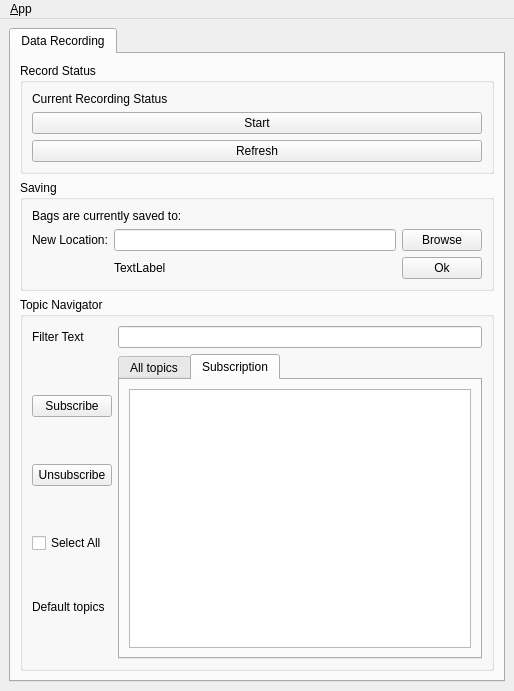
Above: ui/main_window.ui from FSC-Lab/ros_logger_gui before the change. Below: the same form after it.
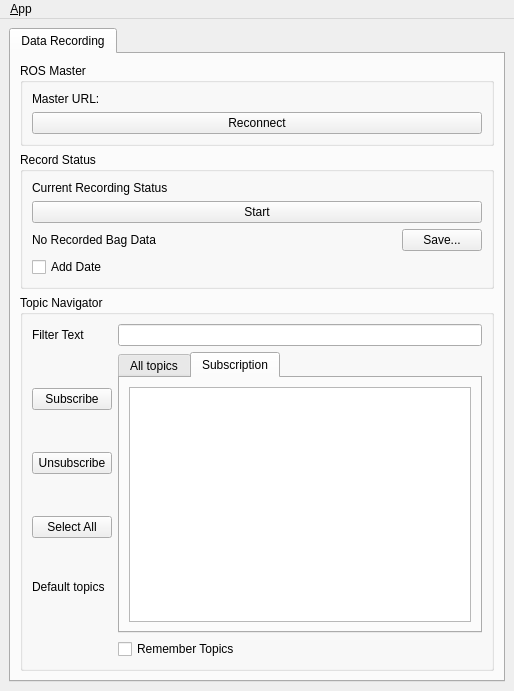
That is the form after the change. Icons and pictures are not drawn.

What changed in the file:
```diff
--- a/ui/main_window.ui
+++ b/ui/main_window.ui
@@ -41,6 +41,35 @@
         <string>Data Recording</string>
        </attribute>
        <layout class="QVBoxLayout" name="verticalLayout_2">
+        <item>
+         <widget class="QGroupBox" name="groupBox_2">
+          <property name="title">
+           <string>ROS Master</string>
+          </property>
+          <layout class="QGridLayout" name="gridLayout_9">
+           <item row="0" column="0">
+            <widget class="QLabel" name="label_master_url">
+             <property name="sizePolicy">
+              <sizepolicy hsizetype="Minimum" vsizetype="Maximum">
+               <horstretch>0</horstretch>
+               <verstretch>0</verstretch>
+              </sizepolicy>
+             </property>
+             <property name="text">
+              <string>Master URL:</string>
+             </property>
+            </widget>
+           </item>
+           <item row="1" column="0">
+            <widget class="QPushButton" name="button_reconnect">
+             <property name="text">
+              <string>Reconnect</string>
+             </property>
+            </widget>
+           </item>
+          </layout>
+         </widget>
+        </item>
         <item>
          <widget class="QGroupBox" name="Control">
           <property name="sizePolicy">
@@ -79,118 +108,40 @@
              </property>
             </widget>
            </item>
-           <item row="3" column="1">
-            <widget class="QPushButton" name="button_refresh_state">
-             <property name="text">
-              <string>Refresh</string>
-             </property>
-            </widget>
+           <item row="4" column="1">
+            <layout class="QGridLayout" name="gridLayout_8">
+             <item row="0" column="0">
+              <widget class="QLabel" name="save_flag">
+               <property name="sizePolicy">
+                <sizepolicy hsizetype="Minimum" vsizetype="Fixed">
+                 <horstretch>0</horstretch>
+                 <verstretch>0</verstretch>
+                </sizepolicy>
+               </property>
+               <property name="text">
+                <string>No Recorded Bag Data</string>
+               </property>
+              </widget>
+             </item>
+             <item row="0" column="1">
+              <widget class="QPushButton" name="button_save">
+               <property name="sizePolicy">
+                <sizepolicy hsizetype="Maximum" vsizetype="Fixed">
+                 <horstretch>0</horstretch>
+                 <verstretch>0</verstretch>
+                </sizepolicy>
+               </property>
+               <property name="text">
+                <string>Save...</string>
+               </property>
+              </widget>
+             </item>
+            </layout>
            </item>
-          </layout>
-         </widget>
-        </item>
-        <item>
-         <widget class="QGroupBox" name="Saving">
-          <property name="sizePolicy">
-           <sizepolicy hsizetype="Preferred" vsizetype="Minimum">
-            <horstretch>0</horstretch>
-            <verstretch>0</verstretch>
-           </sizepolicy>
-          </property>
-          <property name="minimumSize">
-           <size>
-            <width>474</width>
-            <height>0</height>
-           </size>
-          </property>
-          <property name="title">
-           <string>Saving</string>
-          </property>
-          <layout class="QGridLayout" name="gridLayout">
-           <item row="1" column="0">
-            <widget class="QLabel" name="label_2">
-             <property name="sizePolicy">
-              <sizepolicy hsizetype="Maximum" vsizetype="Preferred">
-               <horstretch>0</horstretch>
-               <verstretch>0</verstretch>
-              </sizepolicy>
-             </property>
+           <item row="5" column="1">
+            <widget class="QCheckBox" name="checkBox_add_date">
              <property name="text">
-              <string>New Location:</string>
-             </property>
-            </widget>
-           </item>
-           <item row="1" column="3">
-            <widget class="QPushButton" name="button_browse_dir">
-             <property name="enabled">
-              <bool>true</bool>
-             </property>
-             <property name="sizePolicy">
-              <sizepolicy hsizetype="Maximum" vsizetype="Fixed">
-               <horstretch>0</horstretch>
-               <verstretch>0</verstretch>
-              </sizepolicy>
-             </property>
-             <property name="toolTip">
-              <string>Browse for a new saving location</string>
-             </property>
-             <property name="statusTip">
-              <string>Clear all waypoints and set the target to the current joint trajectory state.</string>
-             </property>
-             <property name="text">
-              <string>Browse</string>
-             </property>
-            </widget>
-           </item>
-           <item row="1" column="1" colspan="2">
-            <widget class="QLineEdit" name="line_edit_directory">
-             <property name="sizePolicy">
-              <sizepolicy hsizetype="Minimum" vsizetype="Fixed">
-               <horstretch>0</horstretch>
-               <verstretch>0</verstretch>
-              </sizepolicy>
-             </property>
-             <property name="text">
-              <string/>
-             </property>
-            </widget>
-           </item>
-           <item row="2" column="3">
-            <widget class="QPushButton" name="button_save_new_dir">
-             <property name="sizePolicy">
-              <sizepolicy hsizetype="Maximum" vsizetype="Fixed">
-               <horstretch>0</horstretch>
-               <verstretch>0</verstretch>
-              </sizepolicy>
-             </property>
-             <property name="text">
-              <string>Ok</string>
-             </property>
-            </widget>
-           </item>
-           <item row="2" column="1" colspan="2">
-            <widget class="QLabel" name="new_location_flag">
-             <property name="sizePolicy">
-              <sizepolicy hsizetype="Preferred" vsizetype="Maximum">
-               <horstretch>0</horstretch>
-               <verstretch>0</verstretch>
-              </sizepolicy>
-             </property>
-             <property name="text">
-              <string>TextLabel</string>
-             </property>
-            </widget>
-           </item>
-           <item row="0" column="0" colspan="3">
-            <widget class="QLabel" name="save_location_flag">
-             <property name="sizePolicy">
-              <sizepolicy hsizetype="Minimum" vsizetype="Fixed">
-               <horstretch>0</horstretch>
-               <verstretch>0</verstretch>
-              </sizepolicy>
-             </property>
-             <property name="text">
-              <string>Bags are currently saved to: </string>
+              <string>Add Date</string>
              </property>
             </widget>
            </item>
@@ -237,13 +188,6 @@
                </property>
               </widget>
              </item>
-             <item row="2" column="0">
-              <widget class="QCheckBox" name="checkbox_topics">
-               <property name="text">
-                <string>Select All</string>
-               </property>
-              </widget>
-             </item>
              <item row="0" column="0">
               <widget class="QPushButton" name="button_subscribe">
                <property name="sizePolicy">
@@ -270,6 +214,13 @@
                </property>
               </widget>
              </item>
+             <item row="2" column="0">
+              <widget class="QPushButton" name="button_select_all">
+               <property name="text">
+                <string>Select All</string>
+               </property>
+              </widget>
+             </item>
             </layout>
            </item>
            <item row="2" column="4">
@@ -325,6 +276,13 @@
              </widget>
             </widget>
            </item>
+           <item row="3" column="4">
+            <widget class="QCheckBox" name="checkBox_remember">
+             <property name="text">
+              <string>Remember Topics</string>
+             </property>
+            </widget>
+           </item>
           </layout>
          </widget>
         </item>
```
Left out of the diff: 2 changed lines with no effect on the pictures.
